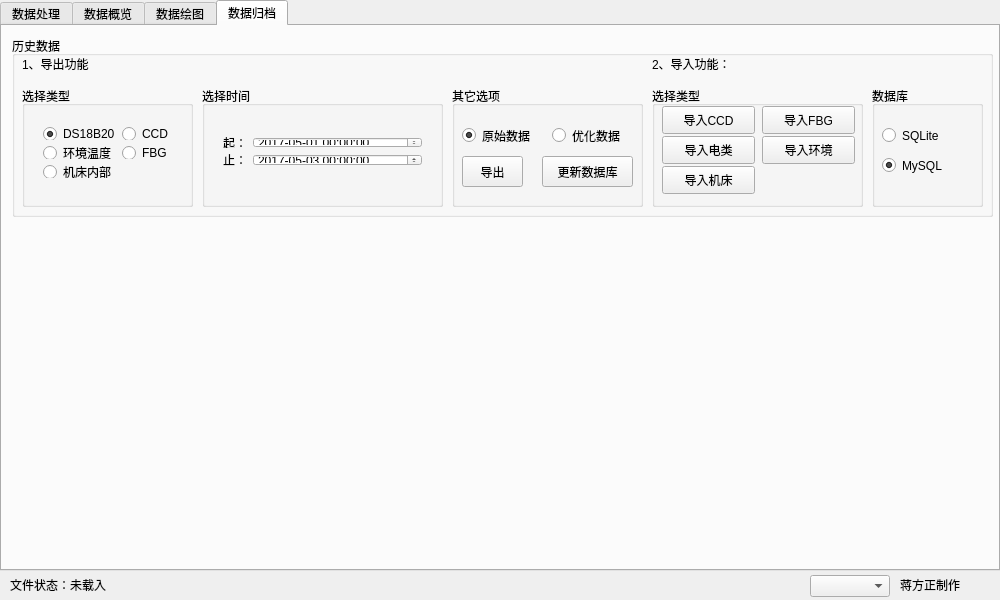
First picture: the form in mainwindow.ui, repository jiangfangzheng/JfzDataLab, before the edit.
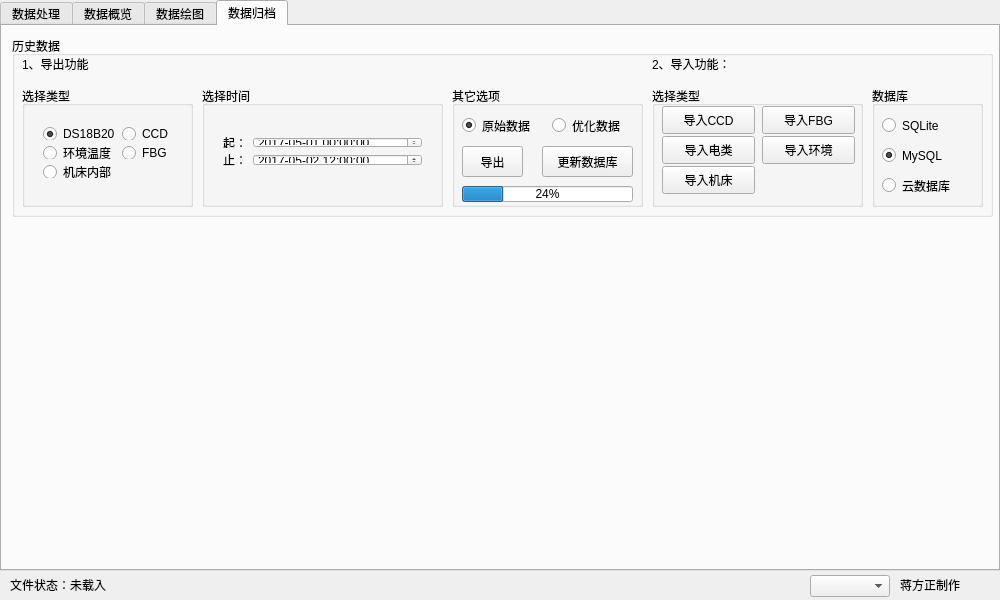
Second picture: the form after the edit. The open tabs and pages were chosen to show the change. Custom widgets are drawn as their Qt base class.

Commit message: 完善数据库导出、更新功能

The edit to the form file:
```diff
--- a/mainwindow.ui
+++ b/mainwindow.ui
@@ -649,12 +649,12 @@
           <widget class="QDateTimeEdit" name="dateTimeEdit_End">
            <property name="dateTime">
             <datetime>
-             <hour>0</hour>
+             <hour>12</hour>
              <minute>0</minute>
              <second>0</second>
              <year>2017</year>
              <month>5</month>
-             <day>3</day>
+             <day>2</day>
             </datetime>
            </property>
            <property name="displayFormat">
@@ -681,7 +681,7 @@
         <property name="geometry">
          <rect>
           <x>10</x>
-          <y>40</y>
+          <y>30</y>
           <width>91</width>
           <height>19</height>
          </rect>
@@ -697,7 +697,7 @@
         <property name="geometry">
          <rect>
           <x>100</x>
-          <y>40</y>
+          <y>30</y>
           <width>81</width>
           <height>19</height>
          </rect>
@@ -710,7 +710,7 @@
         <property name="geometry">
          <rect>
           <x>10</x>
-          <y>70</y>
+          <y>60</y>
           <width>61</width>
           <height>31</height>
          </rect>
@@ -723,7 +723,7 @@
         <property name="geometry">
          <rect>
           <x>90</x>
-          <y>70</y>
+          <y>60</y>
           <width>91</width>
           <height>31</height>
          </rect>
@@ -732,6 +732,19 @@
          <string>更新数据库</string>
         </property>
        </widget>
+       <widget class="QProgressBar" name="progressBar_UpdateDatabase">
+        <property name="geometry">
+         <rect>
+          <x>10</x>
+          <y>100</y>
+          <width>171</width>
+          <height>16</height>
+         </rect>
+        </property>
+        <property name="value">
+         <number>24</number>
+        </property>
+       </widget>
       </widget>
       <widget class="QLabel" name="label">
        <property name="geometry">
@@ -840,7 +853,7 @@
         <property name="geometry">
          <rect>
           <x>10</x>
-          <y>40</y>
+          <y>30</y>
           <width>91</width>
           <height>19</height>
          </rect>
@@ -853,7 +866,7 @@
         <property name="geometry">
          <rect>
           <x>10</x>
-          <y>70</y>
+          <y>60</y>
           <width>91</width>
           <height>19</height>
          </rect>
@@ -865,6 +878,22 @@
          <bool>true</bool>
         </property>
        </widget>
+       <widget class="QRadioButton" name="radioButton_CloudSQL">
+        <property name="geometry">
+         <rect>
+          <x>10</x>
+          <y>90</y>
+          <width>91</width>
+          <height>19</height>
+         </rect>
+        </property>
+        <property name="text">
+         <string>云数据库</string>
+        </property>
+        <property name="checked">
+         <bool>false</bool>
+        </property>
+       </widget>
       </widget>
      </widget>
     </widget>
```
Left out of the diff: 2 changed lines with no effect on the pictures. The commit also changes 11 other files.
